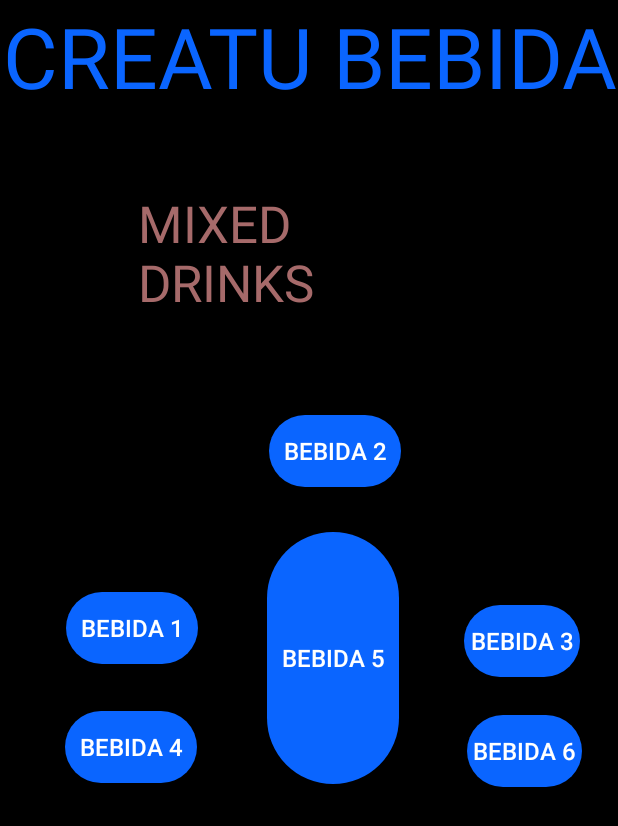
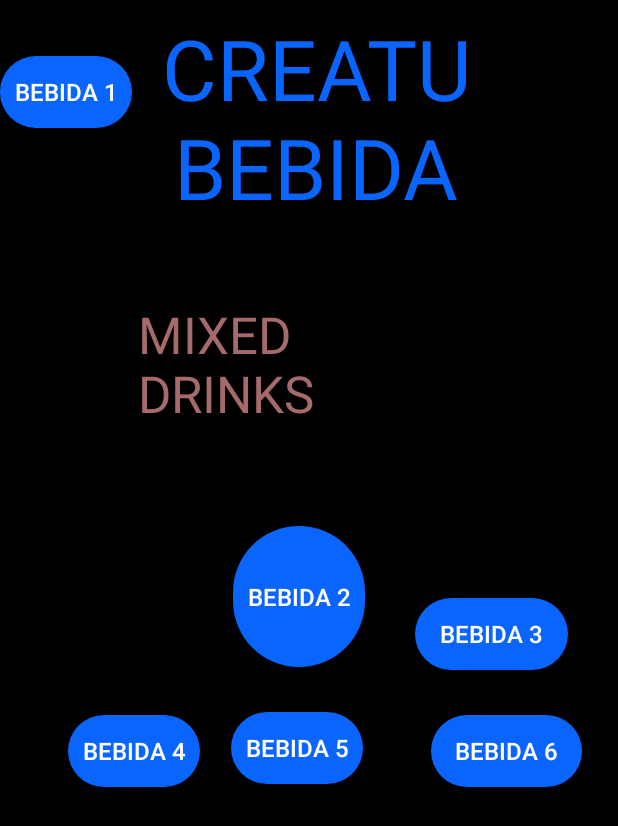
Before and after one commit to esdras4757/xaman, an Android app: the cliente screen opened directly, with no data from a screen before it, on a phone screen of 412 x 824 dp. Shown: the top 826 px of the screen. Run offline under Robolectric (Android 15) with nearby library versions, the phone set to English and light mode, and no system bars; Roboto replaces fonts that are not available here.

```diff
--- a/app/src/main/res/layout/activity_cliente.xml
+++ b/app/src/main/res/layout/activity_cliente.xml
@@ -11,6 +11,10 @@
         android:id="@+id/CREA"
         android:layout_width="match_parent"
         android:layout_height="wrap_content"
+        android:layout_alignParentStart="true"
+        android:layout_alignParentTop="true"
+        android:layout_marginStart="9dp"
+        android:layout_marginTop="8dp"
         android:gravity="center"
         android:text="CREATU BEBIDA"
         android:textAppearance="@style/TextAppearance.AppCompat.Display3"
@@ -20,13 +24,10 @@
         android:id="@+id/ir_beb1"
         android:layout_width="wrap_content"
         android:layout_height="wrap_content"
-        android:layout_alignParentStart="true"
-        android:layout_alignParentLeft="true"
-        android:layout_alignParentBottom="true"
-        android:layout_marginStart="44dp"
-        android:layout_marginLeft="44dp"
+        android:layout_alignBaseline="@+id/CREA"
+        android:layout_alignTop="@+id/ir_beb4"
+        android:layout_marginTop="-76dp"
         android:layout_marginRight="20sp"
-        android:layout_marginBottom="381dp"
         android:background="@drawable/botonbeb"
         android:elevation="5sp"
         android:text="@string/bebida1"
@@ -38,11 +39,13 @@
         android:id="@+id/ir_beb2"
         android:layout_width="wrap_content"
         android:layout_height="wrap_content"
+        android:layout_above="@+id/ir_beb5"
         android:layout_below="@+id/textView4"
         android:layout_marginStart="47dp"
         android:layout_marginLeft="47dp"
         android:layout_marginTop="66dp"
         android:layout_marginRight="20sp"
+        android:layout_marginBottom="30dp"
         android:layout_toEndOf="@+id/ir_beb1"
         android:layout_toRightOf="@+id/ir_beb1"
         android:background="@drawable/botonbeb"
@@ -59,11 +62,11 @@
         android:layout_above="@+id/ir_beb6"
         android:layout_alignParentEnd="true"
         android:layout_alignParentRight="true"
-        android:layout_marginStart="42dp"
-        android:layout_marginLeft="42dp"
-        android:layout_marginEnd="25dp"
-        android:layout_marginRight="25dp"
-        android:layout_marginBottom="25dp"
+        android:layout_marginStart="33dp"
+        android:layout_marginLeft="33dp"
+        android:layout_marginEnd="33dp"
+        android:layout_marginRight="33dp"
+        android:layout_marginBottom="30sp"
         android:layout_toEndOf="@+id/ir_beb2"
         android:layout_toRightOf="@+id/ir_beb2"
         android:background="@drawable/botonbeb"
@@ -77,13 +80,14 @@
         android:id="@+id/ir_beb4"
         android:layout_width="wrap_content"
         android:layout_height="wrap_content"
-        android:layout_below="@+id/ir_beb1"
         android:layout_alignParentStart="true"
         android:layout_alignParentLeft="true"
-        android:layout_marginStart="43dp"
-        android:layout_marginLeft="43dp"
-        android:layout_marginTop="-350dp"
+        android:layout_alignParentBottom="true"
+        android:layout_marginStart="45dp"
+        android:layout_marginLeft="45dp"
+        android:layout_marginTop="30dp"
         android:layout_marginRight="20sp"
+        android:layout_marginBottom="299dp"
         android:background="@drawable/botonbeb"
         android:elevation="5sp"
         android:text="@string/bebida4"
@@ -95,12 +99,10 @@
         android:id="@+id/ir_beb5"
         android:layout_width="wrap_content"
         android:layout_height="wrap_content"
-        android:layout_below="@+id/ir_beb2"
         android:layout_alignParentBottom="true"
         android:layout_marginStart="46dp"
         android:layout_marginLeft="46dp"
-        android:layout_marginTop="30dp"
-        android:layout_marginRight="20sp"
+        android:layout_marginRight="30sp"
         android:layout_marginBottom="301dp"
         android:layout_toEndOf="@+id/ir_beb1"
         android:layout_toRightOf="@+id/ir_beb1"
```
